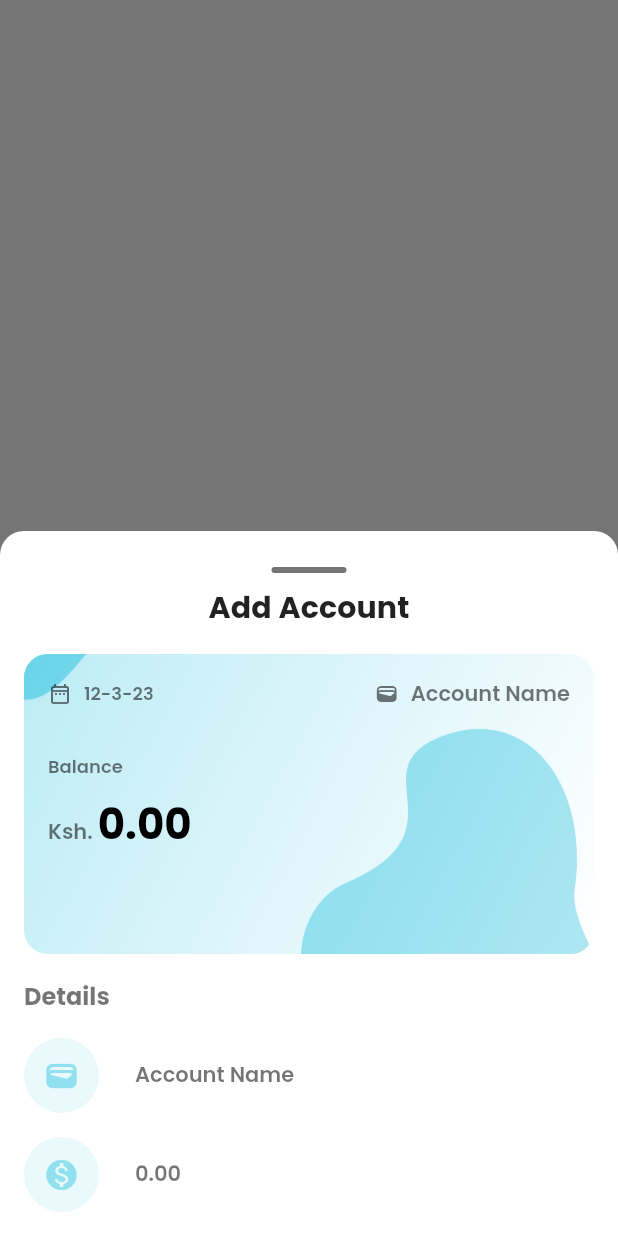
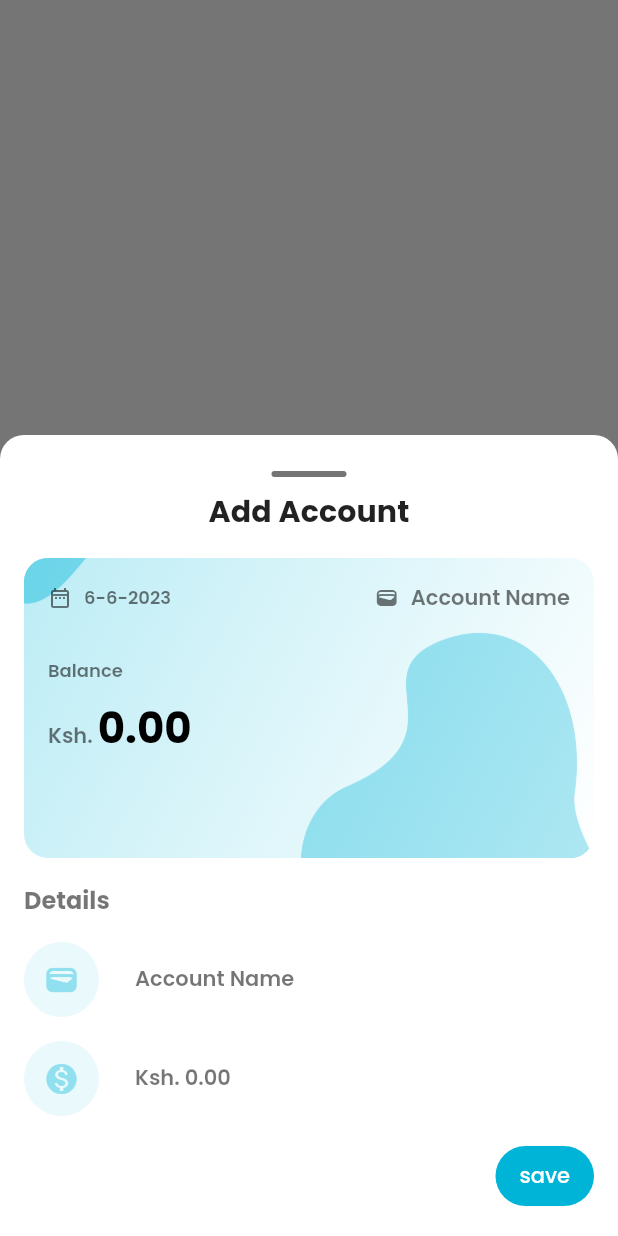
Before and after one commit to KenStarry/Budgetly, a Flutter app: what showAccountsBottomSheet() shows on an empty page, opened directly with empty values, on a phone screen of 412 x 824 dp. Run offline on Flutter 3.47's test engine with Material 2 defaults, Android fonts, the light colour scheme and no system bars; our stand-ins replace get.

Commit message:
Added current date and time

```diff
--- a/lib/features/feature_accounts/presentation/components/account_card.dart
+++ b/lib/features/feature_accounts/presentation/components/account_card.dart
@@ -2,16 +2,21 @@ import 'package:budgetly/core/utils/math_utils.dart';
 import 'package:flutter/material.dart';
 
 import '../../../../theme/my_colors.dart';
+
 class AccountCard extends StatelessWidget {
-
   final String accountName;
   final double accountBalance;
+  final String currentDate;
 
-  const AccountCard({Key? key, required this.accountName, required this.accountBalance}) : super(key: key);
+  const AccountCard(
+      {Key? key,
+      required this.accountName,
+      required this.accountBalance,
+      required this.currentDate})
+      : super(key: key);
 
   @override
   Widget build(BuildContext context) {
-
     return Container(
         width: double.infinity,
         height: 200,
@@ -85,17 +90,29 @@ class AccountCard extends StatelessWidget {
                     //  creation date
                     Row(
                       children: [
-                        const Icon(Icons.date_range_outlined, size: 16,),
-                        const SizedBox(width: 8,),
-                        Text("12-3-23", style: Theme.of(context).textTheme.bodySmall),
+                        const Icon(
+                          Icons.date_range_outlined,
+                          size: 16,
+                        ),
+                        const SizedBox(
+                          width: 8,
+                        ),
+                        Text(currentDate,
+                            style: Theme.of(context).textTheme.bodySmall),
                       ],
                     ),
 
                     Row(
                       children: [
-                        const Icon(Icons.wallet, size: 16,),
-                        const SizedBox(width: 8,),
-                        Text(accountName, style: Theme.of(context).textTheme.bodyMedium)
+                        const Icon(
+                          Icons.wallet,
+                          size: 16,
+                        ),
+                        const SizedBox(
+                          width: 8,
+                        ),
+                        Text(accountName,
+                            style: Theme.of(context).textTheme.bodyMedium)
                       ],
                     )
                   ],
--- /dev/null
+++ b/lib/features/feature_main/presentation/components/bottom_sheets/accounts_sheet/account_text_field.dart
@@ -0,0 +1,52 @@
+import 'package:budgetly/features/feature_main/presentation/controller/main_form_controller.dart';
+import 'package:flutter/material.dart';
+
+import '../../../../../../theme/my_colors.dart';
+
+class AccountTextField extends StatelessWidget {
+  final String hintText;
+  final IconData icon;
+  final Function(String text) onChanged;
+
+  const AccountTextField(
+      {Key? key,
+      required this.hintText,
+      required this.icon,
+      required this.onChanged})
+      : super(key: key);
+
+  @override
+  Widget build(BuildContext context) {
+    return Row(
+      children: [
+        Container(
+          width: 50,
+          height: 50,
+          decoration: BoxDecoration(
+              color: MyColors.lightColors['accent_4']?.withOpacity(0.2),
+              borderRadius: BorderRadius.circular(50)),
+          child: Icon(
+            icon,
+            color: MyColors.lightColors['accent_4'],
+          ),
+        ),
+        const SizedBox(
+          width: 24,
+        ),
+        Expanded(
+          child: TextField(
+            onChanged: onChanged,
+            decoration: InputDecoration(
+                floatingLabelBehavior: FloatingLabelBehavior.auto,
+                hintText: hintText,
+                hintStyle: Theme.of(context).textTheme.bodyMedium,
+                focusColor: Theme.of(context).primaryColor,
+                border: InputBorder.none),
+            cursorColor: Theme.of(context).primaryColor,
+            style: Theme.of(context).textTheme.bodyMedium,
+          ),
+        ),
+      ],
+    );
+  }
+}
--- a/lib/features/feature_main/presentation/components/bottom_sheets/accounts_sheet/accounts_bottom_sheet.dart
+++ b/lib/features/feature_main/presentation/components/bottom_sheets/accounts_sheet/accounts_bottom_sheet.dart
@@ -1,4 +1,5 @@
 import 'package:budgetly/features/feature_accounts/presentation/components/account_card.dart';
+import 'package:budgetly/features/feature_main/presentation/components/bottom_sheets/accounts_sheet/account_text_field.dart';
 import 'package:budgetly/features/feature_main/presentation/controller/main_form_controller.dart';
 import 'package:budgetly/theme/my_colors.dart';
 import 'package:flutter/material.dart';
@@ -8,12 +9,13 @@ void showAccountsBottomSheet(
     BuildContext context, TextEditingController myController) {
   final MainFormController controller = Get.find();
 
+  controller.updateCurrentDate();
+
   showModalBottomSheet(
       context: context,
       builder: (context) => Padding(
             padding: EdgeInsets.only(
-          bottom: MediaQuery.of(context).viewInsets.bottom
-        ),
+                bottom: MediaQuery.of(context).viewInsets.bottom),
             child: Wrap(
               children: [
                 Container(
@@ -51,6 +53,7 @@ void showAccountsBottomSheet(
                         () => AccountCard(
                           accountName: controller.accountName.value,
                           accountBalance: controller.accountBalance.value,
+                          currentDate: controller.currentDate.value,
                         ),
                       ),
 
@@ -72,40 +75,12 @@ void showAccountsBottomSheet(
                       ),
 
                       //  account name
-                      Row(
-                        children: [
-                          Container(
-                            width: 50,
-                            height: 50,
-                            decoration: BoxDecoration(
-                                color: MyColors.lightColors['accent_4']
-                                    ?.withOpacity(0.2),
-                                borderRadius: BorderRadius.circular(50)),
-                            child: Icon(
-                              Icons.wallet,
-                              color: MyColors.lightColors['accent_4'],
-                            ),
-                          ),
-                          const SizedBox(
-                            width: 24,
-                          ),
-                          Expanded(
-                            child: TextField(
-                              onChanged: (text) =>
-                                  controller.updateAccountName(name: text),
-                              decoration: InputDecoration(
-                                  floatingLabelBehavior:
-                                      FloatingLabelBehavior.auto,
+                      AccountTextField(
                         hintText: "Account Name",
-                                  hintStyle:
-                                      Theme.of(context).textTheme.bodyMedium,
-                                  focusColor: Theme.of(context).primaryColor,
-                                  border: InputBorder.none),
-                              cursorColor: Theme.of(context).primaryColor,
-                              style: Theme.of(context).textTheme.bodyMedium,
-                            ),
-                          ),
-                        ],
+                        icon: Icons.wallet,
+                        onChanged: (text) {
+                          controller.updateAccountName(name: text);
+                        },
                       ),
 
                       const SizedBox(
@@ -113,42 +88,28 @@ void showAccountsBottomSheet(
                       ),
 
                       //  account balance
-                      Row(
-                        children: [
-                          Container(
-                            width: 50,
-                            height: 50,
-                            decoration: BoxDecoration(
-                                color: MyColors.lightColors['accent_4']
-                                    ?.withOpacity(0.2),
-                                borderRadius: BorderRadius.circular(50)),
-                            child: Icon(
-                              Icons.monetization_on,
-                              color: MyColors.lightColors['accent_4'],
+                      AccountTextField(
+                          hintText: "Ksh. 0.00",
+                          icon: Icons.monetization_on,
+                          onChanged: (text) {
+                            controller.updateAccountBalance(balance: text);
+                          }),
+
+                      const SizedBox(
+                        height: 16,
                       ),
+
+                      //  submit button
+                      Align(
+                        alignment: AlignmentDirectional.centerEnd,
+                        child: FilledButton(
+                          onPressed: (){},
+                          style: FilledButton.styleFrom(
+                            backgroundColor: MyColors.lightColors['accent_3']
                           ),
-                          const SizedBox(
-                            width: 24,
+                          child: Text("save"),
                         ),
-                          Expanded(
-                            child: TextField(
-                              onChanged: (text) =>
-                                  controller.updateAccountBalance(balance: text),
-                              decoration: InputDecoration(
-                                  floatingLabelBehavior:
-                                      FloatingLabelBehavior.auto,
-                                  hintText: "0.00",
-                                  hintStyle:
-                                      Theme.of(context).textTheme.bodyMedium,
-                                  focusColor: Theme.of(context).primaryColor,
-                                  border: InputBorder.none),
-                              cursorColor: Theme.of(context).primaryColor,
-                              style: Theme.of(context).textTheme.bodyMedium,
-                            ),
-                          ),
-                        ],
                       )
-                      //  submit button
                     ],
                   ),
                 )
--- a/lib/features/feature_main/presentation/controller/main_form_controller.dart
+++ b/lib/features/feature_main/presentation/controller/main_form_controller.dart
@@ -1,5 +1,6 @@
 import 'package:flutter/material.dart';
 import 'package:get/get.dart';
+import 'package:intl/intl.dart';
 
 class MainFormController extends GetxController {
   //  account name controller
@@ -8,8 +9,17 @@ class MainFormController extends GetxController {
   //  balance controller
   var accountBalance = 0.00.obs;
 
+  //  date controller
+  var currentDate = "".obs;
+
   void updateAccountName({required String name}) => accountName.value = name;
 
   void updateAccountBalance({required String balance}) =>
       accountBalance.value = double.parse(balance);
+
+  void updateCurrentDate() {
+    var date = DateTime.now();
+
+    currentDate.value = "${date.day}-${date.month}-${date.year}";
+  }
 }
--- a/pubspec.yaml
+++ b/pubspec.yaml
@@ -12,6 +12,7 @@ dependencies:
     sdk: flutter
 
   cupertino_icons: ^1.0.2
+  intl: ^0.18.1
   # GetX dependency
   get: ^4.6.5
   # Hive Dependency
```
Also changed, not shown: pubspec.lock. Lines whose indentation alone changed are shown as unchanged.
